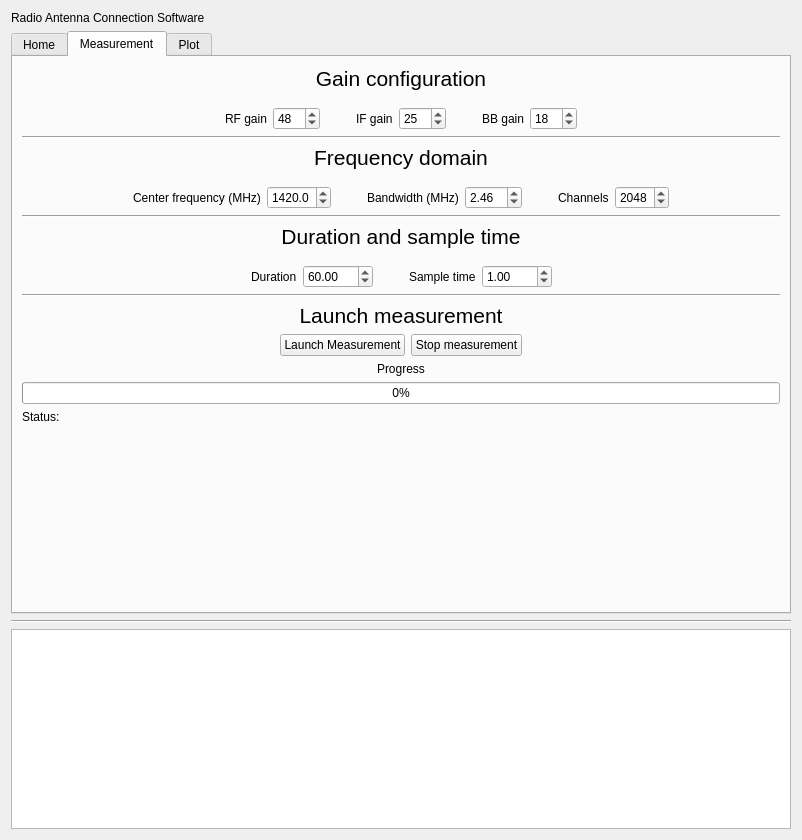
First picture: the form in GUI/formMainClient.ui, repository EPF-Ground-Station/VEGA_SRT, before the edit.
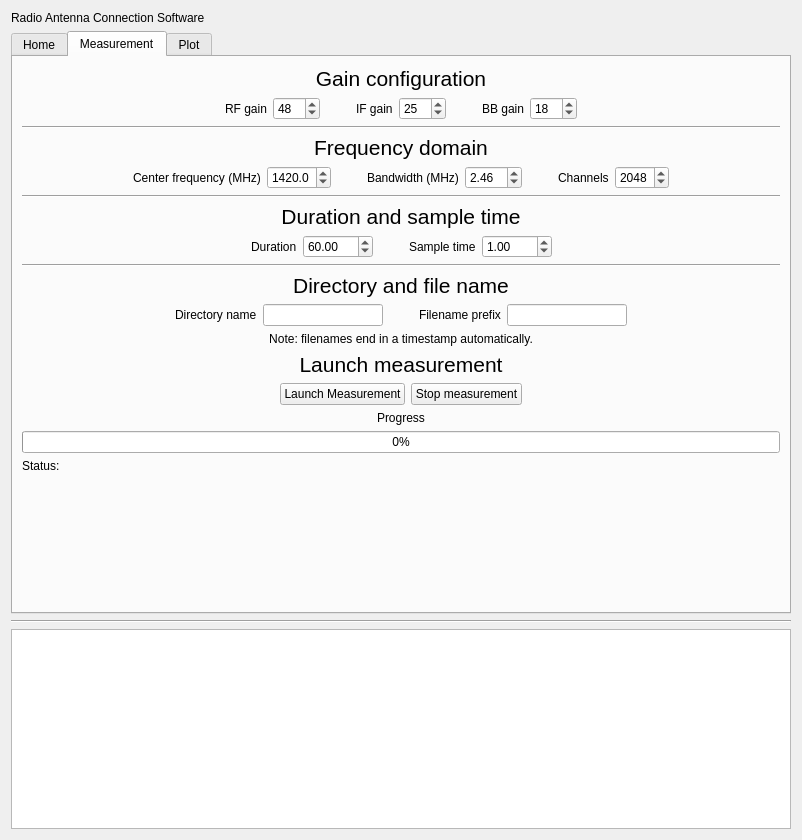
Second picture: the form after the edit. The open tabs and pages were chosen to show the change.

Commit message: Updated client GUI for measurements.

Patch:
```diff
--- a/GUI/formMainClient.ui
+++ b/GUI/formMainClient.ui
@@ -961,7 +961,7 @@
        <item>
         <layout class="QHBoxLayout" name="horizontalLayout_13">
          <property name="topMargin">
-          <number>10</number>
+          <number>0</number>
          </property>
          <item>
           <spacer name="horizontalSpacer_16">
@@ -1130,7 +1130,7 @@
        <item>
         <layout class="QHBoxLayout" name="horizontalLayout_14">
          <property name="topMargin">
-          <number>10</number>
+          <number>0</number>
          </property>
          <item>
           <spacer name="horizontalSpacer_18">
@@ -1329,7 +1329,7 @@
        <item>
         <layout class="QHBoxLayout" name="horizontalLayout_15">
          <property name="topMargin">
-          <number>10</number>
+          <number>0</number>
          </property>
          <item>
           <spacer name="horizontalSpacer_21">
@@ -1440,6 +1440,145 @@
          </property>
         </widget>
        </item>
+       <item>
+        <widget class="QLabel" name="label_25">
+         <property name="text">
+          <string>&lt;html&gt;&lt;head/&gt;&lt;body&gt;&lt;p&gt;&lt;span style=&quot; font-size:16pt;&quot;&gt;Directory and file name&lt;/span&gt;&lt;/p&gt;&lt;/body&gt;&lt;/html&gt;</string>
+         </property>
+         <property name="alignment">
+          <set>Qt::AlignCenter</set>
+         </property>
+        </widget>
+       </item>
+       <item>
+        <layout class="QHBoxLayout" name="horizontalLayout_16">
+         <property name="topMargin">
+          <number>0</number>
+         </property>
+         <item>
+          <spacer name="horizontalSpacer_23">
+           <property name="orientation">
+            <enum>Qt::Horizontal</enum>
+           </property>
+           <property name="sizeHint" stdset="0">
+            <size>
+             <width>40</width>
+             <height>20</height>
+            </size>
+           </property>
+          </spacer>
+         </item>
+         <item>
+          <widget class="QLabel" name="label_26">
+           <property name="maximumSize">
+            <size>
+             <width>10000</width>
+             <height>16777215</height>
+            </size>
+           </property>
+           <property name="text">
+            <string>Directory name</string>
+           </property>
+          </widget>
+         </item>
+         <item>
+          <widget class="QLineEdit" name="lineEdit_measurement_directoryname">
+           <property name="sizePolicy">
+            <sizepolicy hsizetype="Fixed" vsizetype="Fixed">
+             <horstretch>0</horstretch>
+             <verstretch>0</verstretch>
+            </sizepolicy>
+           </property>
+           <property name="minimumSize">
+            <size>
+             <width>120</width>
+             <height>0</height>
+            </size>
+           </property>
+           <property name="maximumSize">
+            <size>
+             <width>120</width>
+             <height>16777215</height>
+            </size>
+           </property>
+          </widget>
+         </item>
+         <item>
+          <spacer name="horizontalSpacer_25">
+           <property name="orientation">
+            <enum>Qt::Horizontal</enum>
+           </property>
+           <property name="sizeType">
+            <enum>QSizePolicy::Fixed</enum>
+           </property>
+           <property name="sizeHint" stdset="0">
+            <size>
+             <width>30</width>
+             <height>20</height>
+            </size>
+           </property>
+          </spacer>
+         </item>
+         <item>
+          <widget class="QLabel" name="label_27">
+           <property name="maximumSize">
+            <size>
+             <width>10000</width>
+             <height>16777215</height>
+            </size>
+           </property>
+           <property name="text">
+            <string>Filename prefix</string>
+           </property>
+          </widget>
+         </item>
+         <item>
+          <widget class="QLineEdit" name="lineEdit_measurementprefix">
+           <property name="sizePolicy">
+            <sizepolicy hsizetype="Fixed" vsizetype="Fixed">
+             <horstretch>0</horstretch>
+             <verstretch>0</verstretch>
+            </sizepolicy>
+           </property>
+           <property name="minimumSize">
+            <size>
+             <width>120</width>
+             <height>0</height>
+            </size>
+           </property>
+           <property name="maximumSize">
+            <size>
+             <width>120</width>
+             <height>16777215</height>
+            </size>
+           </property>
+          </widget>
+         </item>
+         <item>
+          <spacer name="horizontalSpacer_26">
+           <property name="orientation">
+            <enum>Qt::Horizontal</enum>
+           </property>
+           <property name="sizeHint" stdset="0">
+            <size>
+             <width>40</width>
+             <height>20</height>
+            </size>
+           </property>
+          </spacer>
+         </item>
+        </layout>
+       </item>
+       <item>
+        <widget class="QLabel" name="label_28">
+         <property name="text">
+          <string>Note: filenames end in a timestamp automatically.</string>
+         </property>
+         <property name="alignment">
+          <set>Qt::AlignCenter</set>
+         </property>
+        </widget>
+       </item>
        <item>
         <widget class="QLabel" name="label_24">
          <property name="text">
```
Left out of the diff: 2 changed lines with no effect on the pictures. The commit also changes 1 other file.
